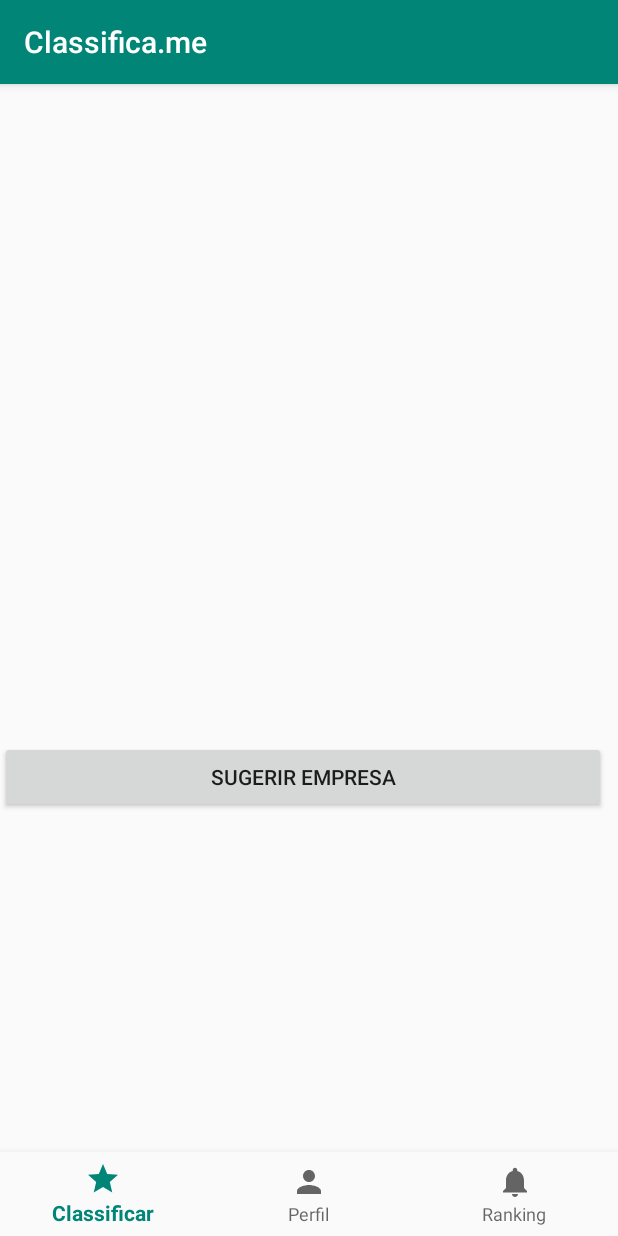
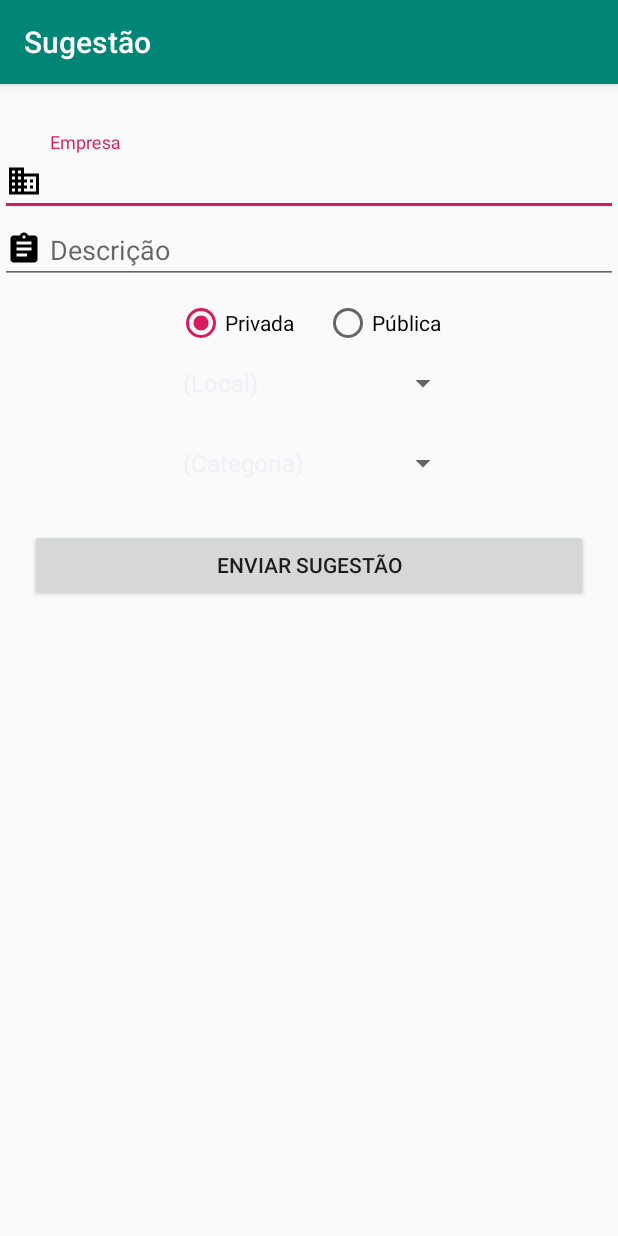
Before and after one commit to codered-co/classifica-me-app, an Android app: the screen it shows after launch once a user with an empty profile is signed in (ContainerActivity before the commit, SugerirEmpresaActivity after it), after a tap on "SUGERIR EMPRESA", on a phone screen of 412 x 824 dp. Run offline under Robolectric (Android 15) with nearby library versions, the phone set to English and light mode, and no system bars; our stand-ins replace Firebase (no records; nobody signed in at launch, a user with empty details on screens opened directly).

Commit message:
Tela de sugestão de empresas back e front finalizados só faltando a implementação do bd closes#4

```diff
--- /dev/null
+++ b/app/src/main/java/com/example/classificame/activity/SugerirEmpresaActivity.java
@@ -0,0 +1,100 @@
+package com.example.classificame.activity;
+
+import android.content.Context;
+import android.os.Bundle;
+import android.support.design.widget.TextInputEditText;
+import android.support.v7.app.AppCompatActivity;
+import android.view.View;
+import android.view.inputmethod.InputMethodManager;
+import android.widget.ArrayAdapter;
+import android.widget.Button;
+import android.widget.EditText;
+import android.widget.RadioButton;
+import android.widget.RadioGroup;
+import android.widget.Spinner;
+import android.widget.Toast;
+
+import com.example.classificame.R;
+
+public class SugerirEmpresaActivity extends AppCompatActivity {
+
+    private Spinner spinnerCategoria, spinnerLocal;
+    private TextInputEditText editTextNomeEmpresa;
+    private EditText editTextDescricaoEmpresa;
+    private Button  buttonEnviarSugestao;
+    private RadioGroup radioGroup;
+    private RadioButton radioButton, radioButtonNull2;
+    private String instituicao, local, categoria;
+
+
+    @Override
+    protected void onCreate(Bundle savedInstanceState) {
+        super.onCreate(savedInstanceState);
+        setContentView(R.layout.activity_sugerir_empresa);
+        getSupportActionBar().setTitle("Sugestão");
+
+        buttonEnviarSugestao = findViewById(R.id.button_enviar_sugestao);
+        editTextNomeEmpresa = findViewById(R.id.editText_nome_empresa);
+        editTextDescricaoEmpresa = findViewById(R.id.editText_descricao_empresa);
+
+        //RadioGroup
+        radioGroup = findViewById(R.id.radioGroup_Sugestao);
+        radioButtonNull2 = findViewById(R.id.radioButton_null2);
+        radioButtonNull2.setVisibility(View.GONE);
+
+        //Spinner e Array Adapter
+        spinnerLocal = findViewById(R.id.spinner_local);
+        ArrayAdapter adapterLocal = ArrayAdapter.createFromResource(getApplicationContext(), R.array.local, android.R.layout.simple_list_item_1);
+        spinnerLocal.setAdapter(adapterLocal);
+
+        spinnerCategoria = findViewById(R.id.spinner_categoria);
+        ArrayAdapter adapterCategoria = ArrayAdapter.createFromResource(getApplicationContext(), R.array.categoria, android.R.layout.simple_list_item_1);
+        spinnerCategoria.setAdapter(adapterCategoria);
+
+        buttonEnviarSugestao.setOnClickListener(new View.OnClickListener() {
+            @Override
+            public void onClick(View view) {
+
+                getSpinner();
+
+                int id = radioGroup.getCheckedRadioButtonId();
+                radioButton = findViewById(id);
+                instituicao = radioButton.getText().toString();
+
+                String nomeEmpresa = editTextNomeEmpresa.getText().toString();
+                String descricaoEmpresa = editTextDescricaoEmpresa.getText().toString();
+
+                if (nomeEmpresa.isEmpty()) {
+                    campoVazio(editTextNomeEmpresa);
+                    return;
+                } if (descricaoEmpresa.isEmpty()) {
+                    campoVazio(editTextDescricaoEmpresa);
+                    return;
+                }  if(local.equals("(Local)")) {
+                    Toast.makeText(SugerirEmpresaActivity.this, "Selecione um local", Toast.LENGTH_SHORT).show();
+                    return;
+                } if (categoria.equals("(Categoria)")) {
+                    Toast.makeText(SugerirEmpresaActivity.this, "Selecione uma categoria", Toast.LENGTH_SHORT).show();
+                }
+            }
+        });
+    }
+
+    private void campoVazio(EditText campo) {
+        campo.setError("Preencha este campo");
+        campo.requestFocus();
+    }
+
+    private void esconderTeclado(){
+        InputMethodManager inputManager = (InputMethodManager) SugerirEmpresaActivity.this.getSystemService(Context.INPUT_METHOD_SERVICE);
+        inputManager.hideSoftInputFromWindow(buttonEnviarSugestao.getWindowToken(), InputMethodManager.HIDE_NOT_ALWAYS);
+    }
+
+    private void getSpinner() {
+        local = spinnerLocal.getSelectedItem().toString();
+        categoria = spinnerCategoria.getSelectedItem().toString();
+    }
+    private void cadastrarSugestao() {
+        //Firebase
+    }
+}
--- a/app/src/main/java/com/example/classificame/fragment/ClassificarFragment.java
+++ b/app/src/main/java/com/example/classificame/fragment/ClassificarFragment.java
@@ -35,9 +35,8 @@ public class ClassificarFragment extends Fragment {
         buttonSugerir.setOnClickListener(new View.OnClickListener() {
             @Override
             public void onClick(View view) {
-           // Intent i = new Intent(getContext(), SugerirEmpresaActivity.class);
-           // startActivity(i);
-
+                Intent i = new Intent(getContext(), SugerirEmpresaActivity.class);
+                startActivity(i);
             }
         });
 
--- /dev/null
+++ b/app/src/main/res/layout/activity_sugerir_empresa.xml
@@ -0,0 +1,95 @@
+<?xml version="1.0" encoding="utf-8"?>
+<LinearLayout
+    xmlns:android="http://schemas.android.com/apk/res/android"
+    android:layout_width="match_parent"
+    android:layout_height="match_parent"
+    android:orientation="vertical"
+    android:gravity="center">
+
+    <ScrollView
+        android:layout_width="match_parent"
+        android:layout_height="match_parent"
+        android:fillViewport="true">
+
+        <LinearLayout
+            android:layout_width="match_parent"
+            android:layout_height="match_parent"
+            android:orientation="vertical">
+
+            <android.support.design.widget.TextInputLayout
+                android:id="@+id/textInputLayout1"
+                android:layout_width="match_parent"
+                android:layout_height="wrap_content"
+                android:layout_marginTop="32dp">
+
+                <android.support.design.widget.TextInputEditText
+                    android:id="@+id/editText_nome_empresa"
+                    android:layout_width="match_parent"
+                    android:layout_height="wrap_content"
+                    android:hint="Empresa"
+                    android:drawableStart="@drawable/ic_business"
+                    android:drawablePadding="5dp"
+                    android:inputType="textCapWords|textCapSentences" />
+            </android.support.design.widget.TextInputLayout>
+
+            <EditText
+                android:id="@+id/editText_descricao_empresa"
+                android:layout_width="match_parent"
+                android:layout_height="wrap_content"
+                android:ems="10"
+                android:drawablePadding="5dp"
+                android:drawableStart="@drawable/ic_assignment"
+                android:gravity="start|top"
+                android:hint="Descrição"
+                android:inputType="textMultiLine" />
+
+            <RadioGroup
+                android:id="@+id/radioGroup_Sugestao"
+                android:layout_width="wrap_content"
+                android:layout_height="wrap_content"
+                android:layout_gravity="center"
+                android:layout_marginTop="10dp"
+                android:orientation="horizontal">
+
+                <RadioButton
+                    android:id="@+id/radioButton_Privada"
+                    android:layout_width="wrap_content"
+                    android:layout_height="wrap_content"
+                    android:layout_marginEnd="10dp"
+                    android:text="Privada"
+                    android:checked="true"/>
+                <RadioButton
+                    android:id="@+id/radioButton_Publica"
+                    android:layout_width="wrap_content"
+                    android:layout_height="wrap_content"
+                    android:layout_marginStart="10dp"
+                    android:text="Pública" />
+                <RadioButton
+                    android:id="@+id/radioButton_null2"
+                    android:layout_width="wrap_content"
+                    android:layout_height="wrap_content"
+                    android:text=""/>
+            </RadioGroup>
+
+            <Spinner
+                android:id="@+id/spinner_local"
+                android:layout_width="200dp"
+                android:layout_height="wrap_content"
+                android:layout_gravity="center" />
+            <Spinner
+                android:id="@+id/spinner_categoria"
+                android:layout_width="200dp"
+                android:layout_marginTop="5dp"
+                android:layout_height="wrap_content"
+                android:layout_gravity="center" />
+
+            <Button
+                android:id="@+id/button_enviar_sugestao"
+                android:layout_width="match_parent"
+                android:layout_height="wrap_content"
+                android:layout_margin="20dp"
+                android:text="Enviar Sugestão" />
+
+        </LinearLayout>
+    </ScrollView>
+</LinearLayout>
```
